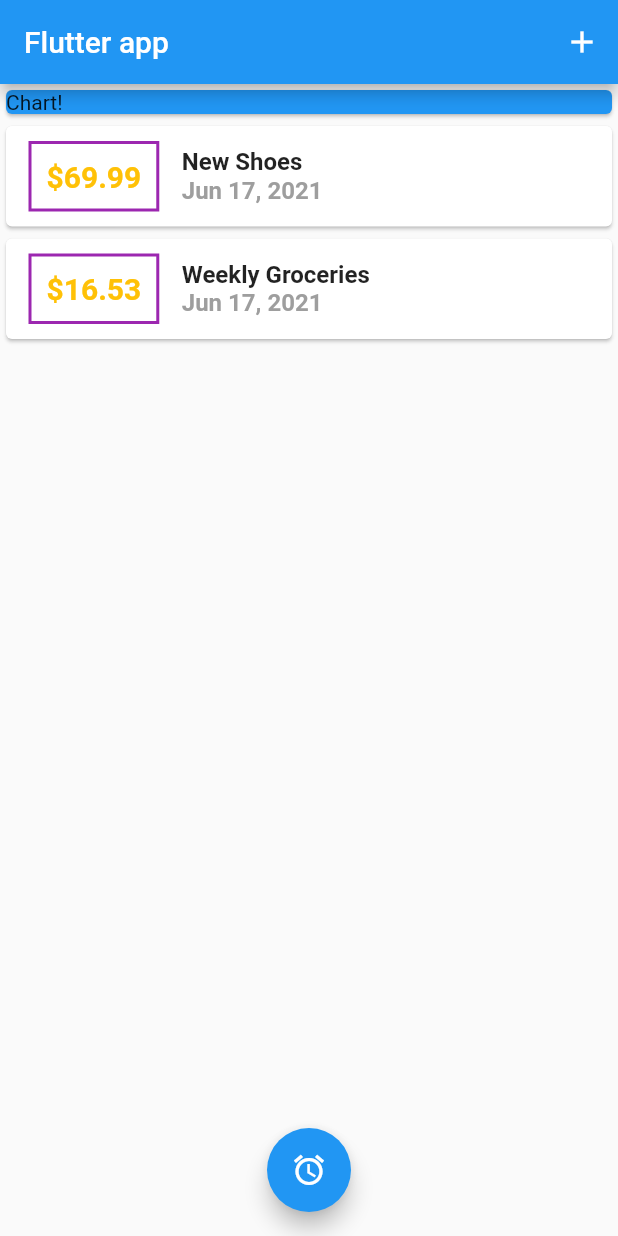
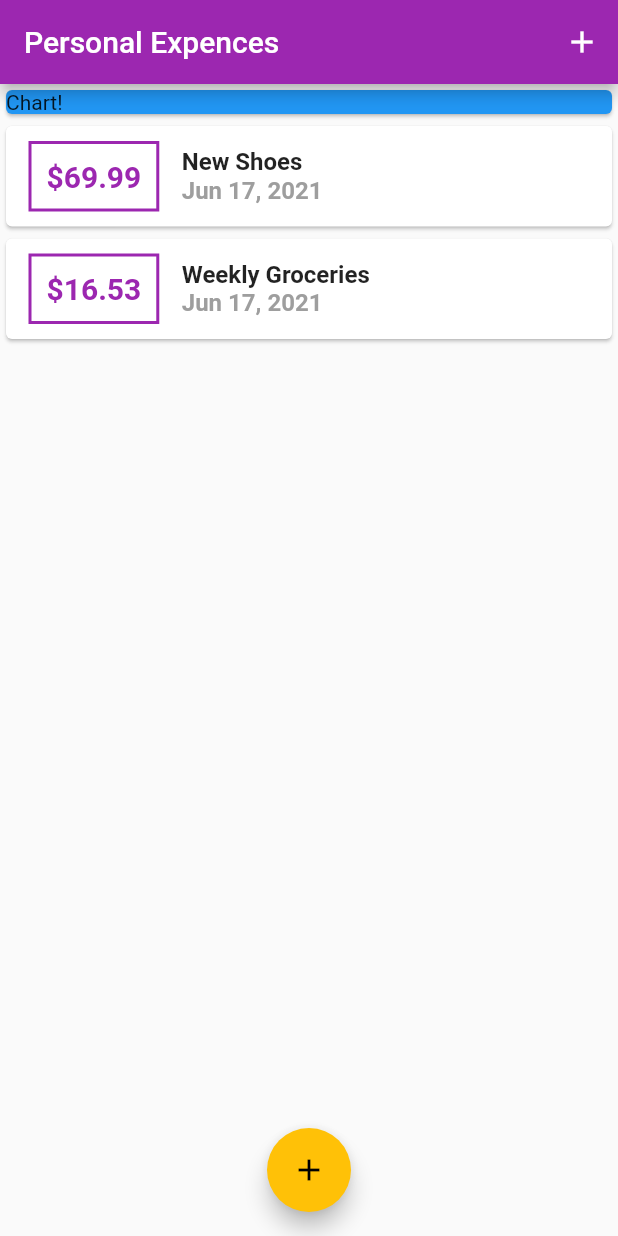
Before and after one commit to LeftTwixWand/PersonalExpences, a Flutter app: the screen it shows after launch, on a phone screen of 412 x 824 dp. Run offline on Flutter 3.47's test engine with Material 2 defaults, Android fonts, the phone set to English and light mode, and no system bars.

Commit message:
Add app theme

```diff
--- a/lib/main.dart
+++ b/lib/main.dart
@@ -10,7 +10,11 @@ class MyApp extends StatelessWidget {
   @override
   Widget build(BuildContext context) {
     return MaterialApp(
-      title: 'Flutter App1',
+      title: 'Personal Expences',
+      theme: ThemeData(
+        primarySwatch: Colors.purple,
+        accentColor: Colors.amber,
+      ),
       home: MyHomePage(),
     );
   }
@@ -44,7 +48,7 @@ class _MyHomePageState extends State<MyHomePage> {
   @override
   Widget build(BuildContext context) => Scaffold(
         appBar: AppBar(
-          title: Text('Flutter app'),
+          title: Text('Personal Expences'),
           actions: <Widget>[
             IconButton(
                 onPressed: () => _startAddNewTransaction(context),
@@ -67,7 +71,7 @@ class _MyHomePageState extends State<MyHomePage> {
         ),
         floatingActionButtonLocation: FloatingActionButtonLocation.centerFloat,
         floatingActionButton: FloatingActionButton(
-          child: Icon(Icons.access_alarm),
+          child: Icon(Icons.add),
           onPressed: () => _startAddNewTransaction(context),
         ),
       );
--- a/lib/widgest/new_transaction.dart
+++ b/lib/widgest/new_transaction.dart
@@ -21,6 +21,8 @@ class _NewTransactionState extends State<NewTransaction> {
     if (enteredTitle.isEmpty || enteredAmount <= 0) return;
 
     widget.addTransactionCallback(enteredTitle, enteredAmount);
+
+    Navigator.of(context).pop();
   }
 
   @override
--- a/lib/widgest/transaction_list.dart
+++ b/lib/widgest/transaction_list.dart
@@ -18,14 +18,15 @@ class TransactionList extends StatelessWidget {
                   padding: EdgeInsets.all(10),
                   margin: EdgeInsets.symmetric(vertical: 10, horizontal: 15),
                   decoration: BoxDecoration(
-                    border: Border.all(color: Colors.purple, width: 2),
+                    border: Border.all(
+                        color: Theme.of(context).primaryColor, width: 2),
                   ),
                   child: Text(
                     '\$${transactions[index].amount.toStringAsFixed(2)}',
                     style: TextStyle(
                       fontWeight: FontWeight.bold,
                       fontSize: 20,
-                      color: Colors.amber,
+                      color: Theme.of(context).primaryColor,
                     ),
                   ),
                 ),
```
